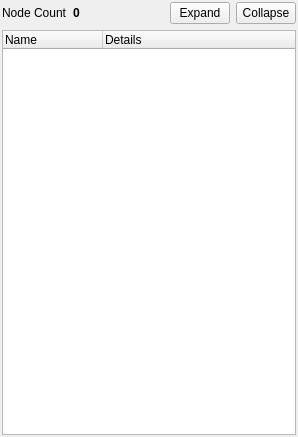
First picture: the form in delta3d/src/dtQt/nodetreepanel.ui, repository delta3d/delta3d, before the edit.
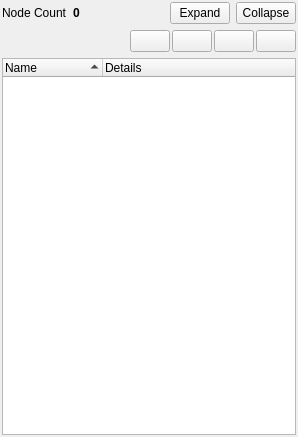
Second picture: the form after the edit. Icons and pictures are not drawn.

Commit message: * Added some functionality to filter out node types in the node tree display. * Added sorting functionality for ordering the list of node names. * Added new icons for easily identifying DOFs and geometry objects. * Node renaming functionality to come in a future update.

Patch:
```diff
--- a/delta3d/src/dtQt/nodetreepanel.ui
+++ b/delta3d/src/dtQt/nodetreepanel.ui
@@ -91,8 +91,118 @@
      </item>
     </layout>
    </item>
+   <item>
+    <layout class="QHBoxLayout" name="horizontalLayout_2">
+     <property name="spacing">
+      <number>2</number>
+     </property>
+     <property name="topMargin">
+      <number>0</number>
+     </property>
+     <item>
+      <spacer name="horizontalSpacer">
+       <property name="orientation">
+        <enum>Qt::Horizontal</enum>
+       </property>
+       <property name="sizeHint" stdset="0">
+        <size>
+         <width>40</width>
+         <height>20</height>
+        </size>
+       </property>
+      </spacer>
+     </item>
+     <item>
+      <widget class="QPushButton" name="mButtonFilterGeodes">
+       <property name="toolTip">
+        <string>Filter out geodes</string>
+       </property>
+       <property name="text">
+        <string/>
+       </property>
+       <property name="icon">
+        <iconset resource="dtqt.qrc">
+         <normaloff>:/dtQt/icons/nodes/geode.png</normaloff>
+         <normalon>:/dtQt/icons/nodes/geode.png</normalon>:/dtQt/icons/nodes/geode.png</iconset>
+       </property>
+       <property name="checkable">
+        <bool>true</bool>
+       </property>
+       <property name="checked">
+        <bool>false</bool>
+       </property>
+      </widget>
+     </item>
+     <item>
+      <widget class="QPushButton" name="mButtonFilterGroups">
+       <property name="toolTip">
+        <string>Filter out groups</string>
+       </property>
+       <property name="text">
+        <string/>
+       </property>
+       <property name="icon">
+        <iconset resource="dtqt.qrc">
+         <normaloff>:/dtQt/icons/nodes/group.png</normaloff>:/dtQt/icons/nodes/group.png</iconset>
+       </property>
+       <property name="checkable">
+        <bool>true</bool>
+       </property>
+       <property name="checked">
+        <bool>false</bool>
+       </property>
+      </widget>
+     </item>
+     <item>
+      <widget class="QPushButton" name="mButtonFilterTransforms">
+       <property name="toolTip">
+        <string>Filter out transforms</string>
+       </property>
+       <property name="text">
+        <string/>
+       </property>
+       <property name="icon">
+        <iconset resource="dtqt.qrc">
+         <normaloff>:/dtQt/icons/nodes/matrix.png</normaloff>:/dtQt/icons/nodes/matrix.png</iconset>
+       </property>
+       <property name="checkable">
+        <bool>true</bool>
+       </property>
+       <property name="checked">
+        <bool>false</bool>
+       </property>
+      </widget>
+     </item>
+     <item>
+      <widget class="QPushButton" name="mButtonFilterDOFs">
+       <property name="toolTip">
+        <string>Filter out DOFs</string>
+       </property>
+       <property name="text">
+        <string/>
+       </property>
+       <property name="icon">
+        <iconset resource="dtqt.qrc">
+         <normaloff>:/dtQt/icons/nodes/dof.png</normaloff>:/dtQt/icons/nodes/dof.png</iconset>
+       </property>
+       <property name="checkable">
+        <bool>true</bool>
+       </property>
+       <property name="checked">
+        <bool>false</bool>
+       </property>
+      </widget>
+     </item>
+    </layout>
+   </item>
    <item>
     <widget class="QTreeWidget" name="mTree">
+     <property name="alternatingRowColors">
+      <bool>true</bool>
+     </property>
+     <property name="sortingEnabled">
+      <bool>true</bool>
+     </property>
      <property name="columnCount">
       <number>2</number>
      </property>
```
Left out of the diff: 4 changed lines with no effect on the pictures. The commit also changes 5 other files.
